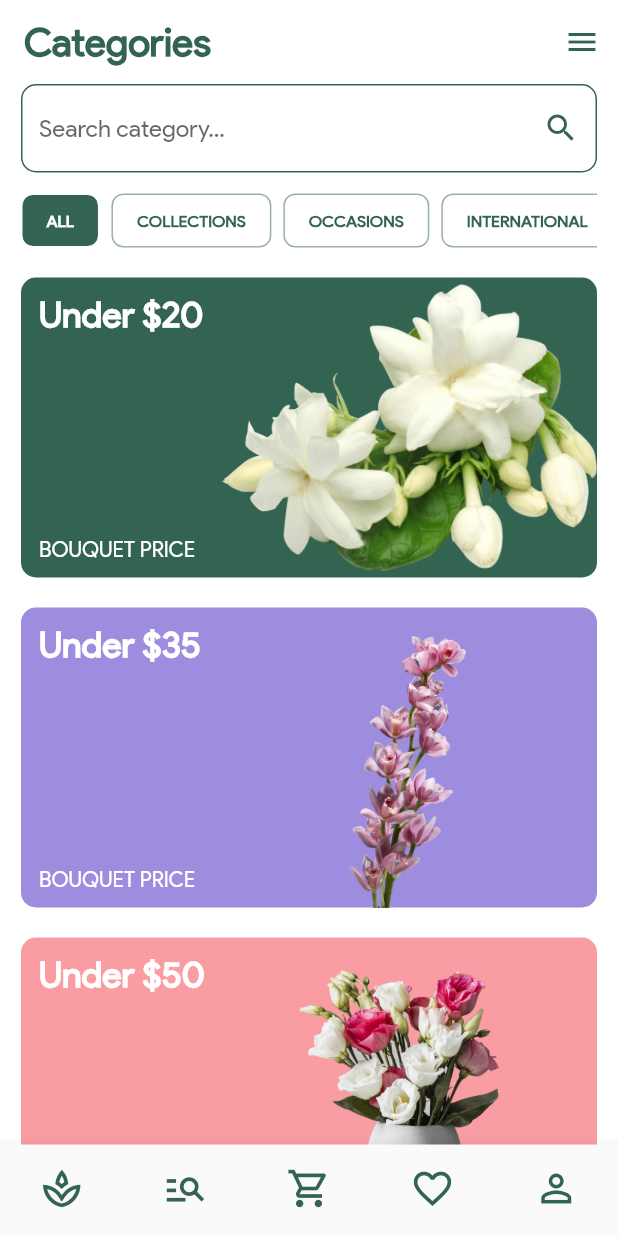
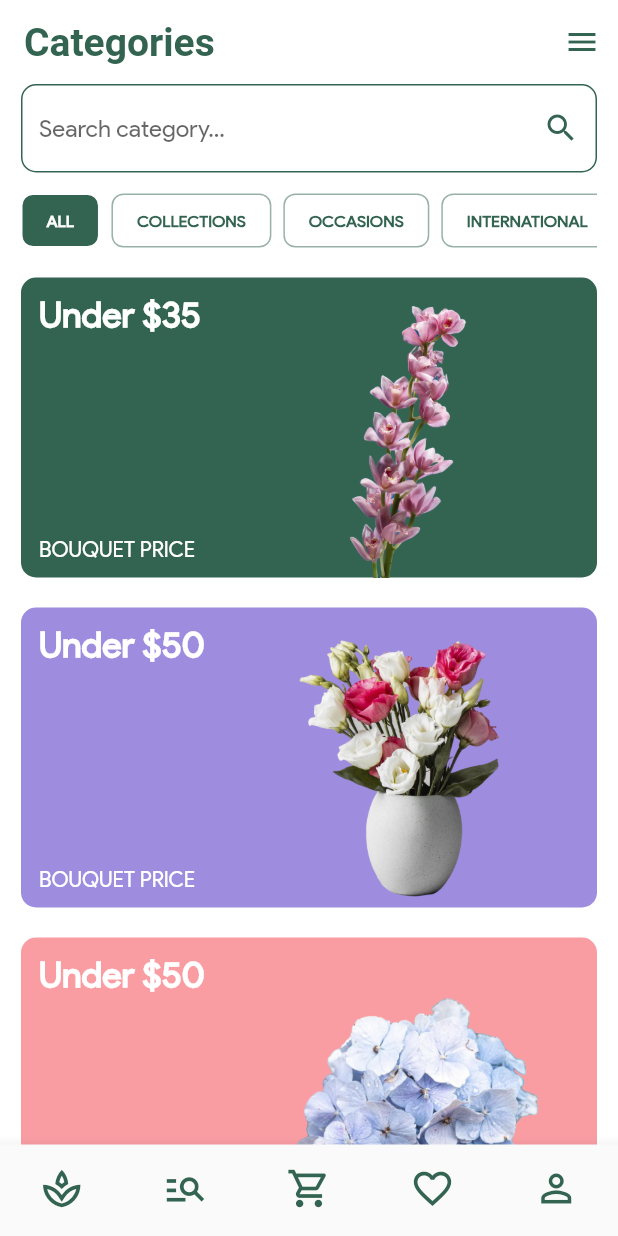
Before and after one commit to surajadkhari/info_developer_training_task, a Flutter app: the screen it shows after launch, on a phone screen of 412 x 824 dp. Run offline on Flutter 3.47's test engine with Material 2 defaults, Android fonts, the light colour scheme and no system bars.

Commit message:
flowes order refine

```diff
--- a/lib/app/app.dart
+++ b/lib/app/app.dart
@@ -33,7 +33,7 @@ class App extends StatelessWidget {
           elevation: 0,
           backgroundColor: Colors.white,
           titleTextStyle: TextStyle(
-              fontFamily: "Product Sans",
+              // fontFamily: "Product Sans",
               color: Color(0xff336351),
               fontSize: 26,
               fontWeight: FontWeight.w600),
--- a/lib/dashboard/model/flower_model.dart
+++ b/lib/dashboard/model/flower_model.dart
@@ -11,13 +11,13 @@ class FlowerModel {
 }
 
 List<FlowerModel> flowerList = [
-  FlowerModel(price: "20", flower: "assets/images/jasmine.png"),
   FlowerModel(
     price: "35",
     flower: 'assets/images/orchid.png',
   ),
   FlowerModel(price: "50", flower: 'assets/images/rose.png'),
-  FlowerModel(price: "50", flower: 'assets/images/wepik.png')
+  FlowerModel(price: "50", flower: 'assets/images/wepik.png'),
+  FlowerModel(price: "20", flower: "assets/images/jasmine.png"),
 ];
 
 List<Color> cardColor = [
```
